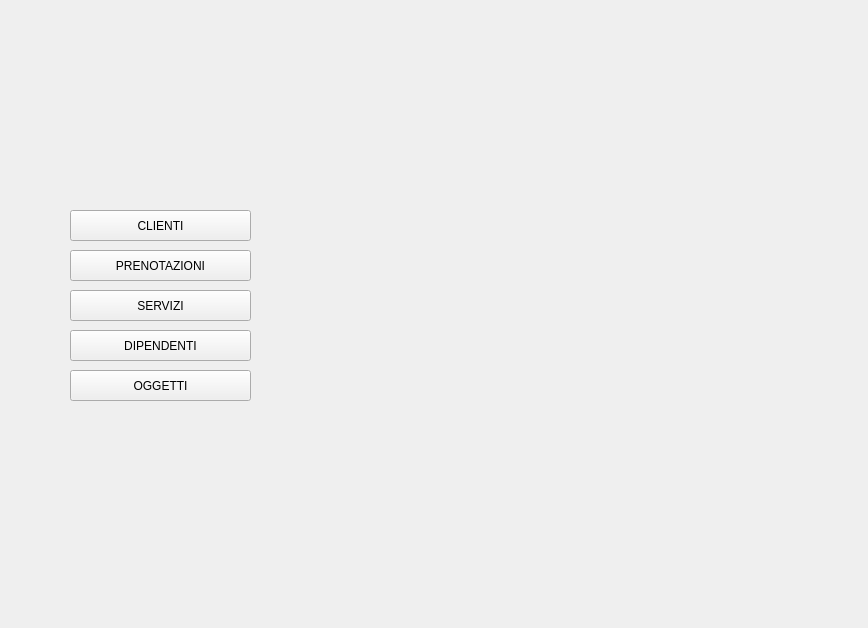
The window that GUI/untitled.ui (AlexGuai/ProgettoIngegneriaDelSoftware) describes before a commit, drawn with Qt 5.
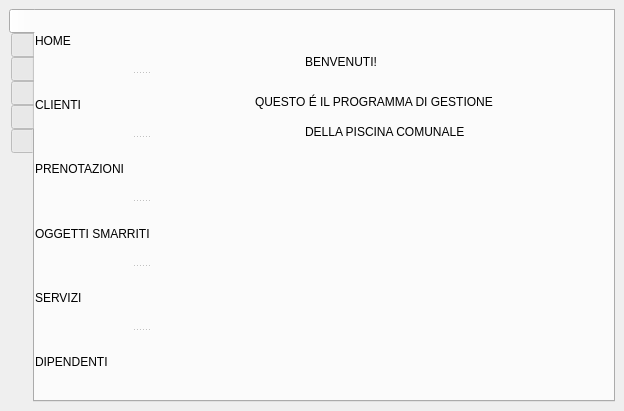
The same window after the commit. The open tabs and pages were chosen to show the change. Icons and pictures are not drawn.

What changed in the file:
```diff
--- a/GUI/untitled.ui
+++ b/GUI/untitled.ui
@@ -9,10 +9,16 @@
    <rect>
     <x>0</x>
     <y>0</y>
-    <width>868</width>
-    <height>628</height>
+    <width>624</width>
+    <height>411</height>
    </rect>
   </property>
+  <property name="sizePolicy">
+   <sizepolicy hsizetype="Expanding" vsizetype="Expanding">
+    <horstretch>0</horstretch>
+    <verstretch>0</verstretch>
+   </sizepolicy>
+  </property>
   <property name="cursor">
    <cursorShape>ArrowCursor</cursorShape>
   </property>
@@ -23,86 +29,363 @@
    <string notr="true"/>
   </property>
   <widget class="QWidget" name="centralwidget">
-   <widget class="QPushButton" name="pushButton">
-    <property name="geometry">
-     <rect>
-      <x>70</x>
-      <y>210</y>
-      <width>181</width>
-      <height>31</height>
-     </rect>
-    </property>
-    <property name="styleSheet">
-     <string notr="true">font: 75 italic 12pt &quot;MS Sans Serif&quot;;</string>
-    </property>
-    <property name="text">
-     <string>CLIENTI</string>
-    </property>
-   </widget>
-   <widget class="QPushButton" name="pushButton_2">
-    <property name="geometry">
-     <rect>
-      <x>70</x>
-      <y>250</y>
-      <width>181</width>
-      <height>31</height>
-     </rect>
-    </property>
-    <property name="styleSheet">
-     <string notr="true">font: 75 italic 12pt &quot;MS Sans Serif&quot;;</string>
-    </property>
-    <property name="text">
-     <string>PRENOTAZIONI</string>
-    </property>
-   </widget>
-   <widget class="QPushButton" name="pushButton_3">
-    <property name="geometry">
-     <rect>
-      <x>70</x>
-      <y>290</y>
-      <width>181</width>
-      <height>31</height>
-     </rect>
-    </property>
-    <property name="styleSheet">
-     <string notr="true">font: 75 italic 12pt &quot;MS Sans Serif&quot;;</string>
-    </property>
-    <property name="text">
-     <string>SERVIZI</string>
-    </property>
-   </widget>
-   <widget class="QPushButton" name="pushButton_4">
-    <property name="geometry">
-     <rect>
-      <x>70</x>
-      <y>330</y>
-      <width>181</width>
-      <height>31</height>
-     </rect>
-    </property>
-    <property name="styleSheet">
-     <string notr="true">font: 75 italic 12pt &quot;MS Sans Serif&quot;;</string>
-    </property>
-    <property name="text">
-     <string>DIPENDENTI</string>
-    </property>
-   </widget>
-   <widget class="QPushButton" name="pushButton_5">
-    <property name="geometry">
-     <rect>
-      <x>70</x>
-      <y>370</y>
-      <width>181</width>
-      <height>31</height>
-     </rect>
-    </property>
-    <property name="styleSheet">
-     <string notr="true">font: 75 italic 12pt &quot;MS Sans Serif&quot;;</string>
-    </property>
-    <property name="text">
-     <string>OGGETTI</string>
-    </property>
-   </widget>
+   <layout class="QVBoxLayout" name="verticalLayout">
+    <item>
+     <widget class="QTabWidget" name="tabWidget">
+      <property name="styleSheet">
+       <string notr="true">font: 75 italic 10pt &quot;MS Sans Serif&quot;;</string>
+      </property>
+      <property name="tabPosition">
+       <enum>QTabWidget::West</enum>
+      </property>
+      <property name="currentIndex">
+       <number>1</number>
+      </property>
+      <property name="iconSize">
+       <size>
+        <width>30</width>
+        <height>40</height>
+       </size>
+      </property>
+      <widget class="QWidget" name="home">
+       <attribute name="icon">
+        <iconset>
+         <normaloff>immaginiprogetto/home (1).png</normaloff>
+         <activeon>immaginiprogetto/home.png</activeon>immaginiprogetto/home (1).png</iconset>
+       </attribute>
+       <attribute name="title">
+        <string/>
+       </attribute>
+       <widget class="QLabel" name="label_7">
+        <property name="geometry">
+         <rect>
+          <x>270</x>
+          <y>10</y>
+          <width>261</width>
+          <height>81</height>
+         </rect>
+        </property>
+        <property name="styleSheet">
+         <string notr="true">font: 75 italic 20pt &quot;MS Sans Serif&quot;;</string>
+        </property>
+        <property name="text">
+         <string>BENVENUTI!</string>
+        </property>
+       </widget>
+       <widget class="QLabel" name="label_8">
+        <property name="geometry">
+         <rect>
+          <x>220</x>
+          <y>70</y>
+          <width>341</width>
+          <height>41</height>
+         </rect>
+        </property>
+        <property name="text">
+         <string>QUESTO É IL PROGRAMMA DI GESTIONE</string>
+        </property>
+       </widget>
+       <widget class="QLabel" name="label_9">
+        <property name="geometry">
+         <rect>
+          <x>270</x>
+          <y>100</y>
+          <width>341</width>
+          <height>41</height>
+         </rect>
+        </property>
+        <property name="text">
+         <string>DELLA PISCINA COMUNALE</string>
+        </property>
+       </widget>
+       <widget class="QSplitter" name="splitter_5">
+        <property name="geometry">
+         <rect>
+          <x>0</x>
+          <y>0</y>
+          <width>211</width>
+          <height>381</height>
+         </rect>
+        </property>
+        <property name="styleSheet">
+         <string notr="true">font: 75 italic 12pt &quot;MS Sans Serif&quot;;</string>
+        </property>
+        <property name="orientation">
+         <enum>Qt::Vertical</enum>
+        </property>
+        <widget class="QLabel" name="label">
+         <property name="text">
+          <string>HOME</string>
+         </property>
+        </widget>
+        <widget class="QLabel" name="label_2">
+         <property name="text">
+          <string>CLIENTI</string>
+         </property>
+        </widget>
+        <widget class="QLabel" name="label_3">
+         <property name="text">
+          <string>PRENOTAZIONI</string>
+         </property>
+        </widget>
+        <widget class="QLabel" name="label_5">
+         <property name="text">
+          <string>OGGETTI SMARRITI</string>
+         </property>
+        </widget>
+        <widget class="QLabel" name="label_4">
+         <property name="text">
+          <string>SERVIZI</string>
+         </property>
+        </widget>
+        <widget class="QLabel" name="label_6">
+         <property name="text">
+          <string>DIPENDENTI</string>
+         </property>
+        </widget>
+       </widget>
+      </widget>
+      <widget class="QWidget" name="clienti">
+       <property name="sizePolicy">
+        <sizepolicy hsizetype="Expanding" vsizetype="Expanding">
+         <horstretch>0</horstretch>
+         <verstretch>0</verstretch>
+        </sizepolicy>
+       </property>
+       <property name="focusPolicy">
+        <enum>Qt::TabFocus</enum>
+       </property>
+       <property name="toolTip">
+        <string/>
+       </property>
+       <property name="whatsThis">
+        <string/>
+       </property>
+       <attribute name="icon">
+        <iconset>
+         <normaloff>immaginiprogetto/customer giusto.png</normaloff>
+         <activeon>immaginiprogetto/customer giusto(1).png</activeon>immaginiprogetto/customer giusto.png</iconset>
+       </attribute>
+       <attribute name="title">
+        <string/>
+       </attribute>
+       <layout class="QHBoxLayout" name="horizontalLayout">
+        <item>
+         <widget class="QListView" name="listaClienti"/>
+        </item>
+        <item>
+         <layout class="QVBoxLayout" name="verticalLayout_2">
+          <item>
+           <widget class="QPushButton" name="visualizzaCliente">
+            <property name="minimumSize">
+             <size>
+              <width>231</width>
+              <height>0</height>
+             </size>
+            </property>
+            <property name="maximumSize">
+             <size>
+              <width>16777215</width>
+              <height>28</height>
+             </size>
+            </property>
+            <property name="styleSheet">
+             <string notr="true">font: 75 italic 8pt &quot;MS Sans Serif&quot;;</string>
+            </property>
+            <property name="text">
+             <string>VISUALIZZA CLIENTE</string>
+            </property>
+           </widget>
+          </item>
+          <item>
+           <widget class="QPushButton" name="inserisciNuovoCliente">
+            <property name="sizePolicy">
+             <sizepolicy hsizetype="Minimum" vsizetype="Fixed">
+              <horstretch>0</horstretch>
+              <verstretch>0</verstretch>
+             </sizepolicy>
+            </property>
+            <property name="minimumSize">
+             <size>
+              <width>231</width>
+              <height>0</height>
+             </size>
+            </property>
+            <property name="styleSheet">
+             <string notr="true">font: 75 italic 8pt &quot;MS Sans Serif&quot;;</string>
+            </property>
+            <property name="text">
+             <string>INSERISCI NUOVO CLIENTE</string>
+            </property>
+           </widget>
+          </item>
+         </layout>
+        </item>
+       </layout>
+      </widget>
+      <widget class="QWidget" name="prenotazioni">
+       <property name="layoutDirection">
+        <enum>Qt::LeftToRight</enum>
+       </property>
+       <attribute name="icon">
+        <iconset>
+         <normaloff>immaginiprogetto/booking.png</normaloff>
+         <activeon>immaginiprogetto/booking (1).png</activeon>immaginiprogetto/booking.png</iconset>
+       </attribute>
+       <attribute name="title">
+        <string/>
+       </attribute>
+       <layout class="QHBoxLayout" name="horizontalLayout_2">
+        <item>
+         <widget class="QListView" name="listaPrenotazioni"/>
+        </item>
+        <item alignment="Qt::AlignVCenter">
+         <widget class="QSplitter" name="splitter_2">
+          <property name="orientation">
+           <enum>Qt::Vertical</enum>
+          </property>
+          <widget class="QPushButton" name="visualizzaPrenotazione">
+           <property name="styleSheet">
+            <string notr="true">font: 75 italic 8pt &quot;MS Sans Serif&quot;;</string>
+           </property>
+           <property name="text">
+            <string>VISUALIZZA PRENOTAZIONE</string>
+           </property>
+          </widget>
+          <widget class="QPushButton" name="inserisciNuovaPrenotazione">
+           <property name="styleSheet">
+            <string notr="true">font: 75 italic 8pt &quot;MS Sans Serif&quot;;</string>
+           </property>
+           <property name="text">
+            <string>INSERISCI NUOVA PRENOTAZIONE</string>
+           </property>
+          </widget>
+         </widget>
+        </item>
+       </layout>
+      </widget>
+      <widget class="QWidget" name="oggetti">
+       <attribute name="icon">
+        <iconset>
+         <normaloff>immaginiprogetto/lost-items.png</normaloff>
+         <activeon>immaginiprogetto/lost-items (1).png</activeon>immaginiprogetto/lost-items.png</iconset>
+       </attribute>
+       <attribute name="title">
+        <string/>
+       </attribute>
+       <layout class="QHBoxLayout" name="horizontalLayout_3">
+        <item>
+         <widget class="QListView" name="listaOggetti"/>
+        </item>
+        <item alignment="Qt::AlignVCenter">
+         <widget class="QSplitter" name="splitter_3">
+          <property name="minimumSize">
+           <size>
+            <width>231</width>
+            <height>0</height>
+           </size>
+          </property>
+          <property name="orientation">
+           <enum>Qt::Vertical</enum>
+          </property>
+          <widget class="QPushButton" name="visualizzaOgetto">
+           <property name="styleSheet">
+            <string notr="true">font: 75 italic 8pt &quot;MS Sans Serif&quot;;</string>
+           </property>
+           <property name="text">
+            <string>VISUALIZZA OGGETTO</string>
+           </property>
+          </widget>
+          <widget class="QPushButton" name="inserisciNuovoOggetto">
+           <property name="styleSheet">
+            <string notr="true">font: 75 italic 8pt &quot;MS Sans Serif&quot;;</string>
+           </property>
+           <property name="text">
+            <string>INSERISCI NUOVO OGGETTO</string>
+           </property>
+          </widget>
+         </widget>
+        </item>
+       </layout>
+      </widget>
+      <widget class="QWidget" name="servizi">
+       <attribute name="icon">
+        <iconset>
+         <normaloff>immaginiprogetto/walk.png</normaloff>
+         <activeon>immaginiprogetto/walk (1).png</activeon>immaginiprogetto/walk.png</iconset>
+       </attribute>
+       <attribute name="title">
+        <string/>
+       </attribute>
+       <layout class="QHBoxLayout" name="horizontalLayout_4">
+        <item>
+         <widget class="QListView" name="listaServizi"/>
+        </item>
+        <item>
+         <widget class="QPushButton" name="visualizzaServizio">
+          <property name="minimumSize">
+           <size>
+            <width>231</width>
+            <height>0</height>
+           </size>
+          </property>
+          <property name="styleSheet">
+           <string notr="true">font: 75 italic 8pt &quot;MS Sans Serif&quot;;</string>
+          </property>
+          <property name="text">
+           <string>VISUALIZZA SERVIZIO</string>
+          </property>
+         </widget>
+        </item>
+       </layout>
+      </widget>
+      <widget class="QWidget" name="dipendenti">
+       <attribute name="icon">
+        <iconset>
+         <normaloff>immaginiprogetto/lifeguard.png</normaloff>
+         <activeon>immaginiprogetto/lifeguard (1).png</activeon>immaginiprogetto/lifeguard.png</iconset>
+       </attribute>
+       <attribute name="title">
+        <string/>
+       </attribute>
+       <layout class="QHBoxLayout" name="horizontalLayout_5">
+        <item>
+         <widget class="QListView" name="listaDipendenti"/>
+        </item>
+        <item alignment="Qt::AlignVCenter">
+         <widget class="QSplitter" name="splitter_4">
+          <property name="minimumSize">
+           <size>
+            <width>231</width>
+            <height>0</height>
+           </size>
+          </property>
+          <property name="orientation">
+           <enum>Qt::Vertical</enum>
+          </property>
+          <widget class="QPushButton" name="pushButton_2">
+           <property name="styleSheet">
+            <string notr="true">font: 75 italic 8pt &quot;MS Sans Serif&quot;;</string>
+           </property>
+           <property name="text">
+            <string>VISUALIZZA DIPENDENTE</string>
+           </property>
+          </widget>
+          <widget class="QPushButton" name="pushButton_3">
+           <property name="styleSheet">
+            <string notr="true">font: 75 italic 8pt &quot;MS Sans Serif&quot;;</string>
+           </property>
+           <property name="text">
+            <string>INSERISCI NUOVO DIPENDENTE</string>
+           </property>
+          </widget>
+         </widget>
+        </item>
+       </layout>
+      </widget>
+     </widget>
+    </item>
+   </layout>
   </widget>
  </widget>
  <resources>
```
Left out of the diff: 19 changed lines with no effect on the pictures.
